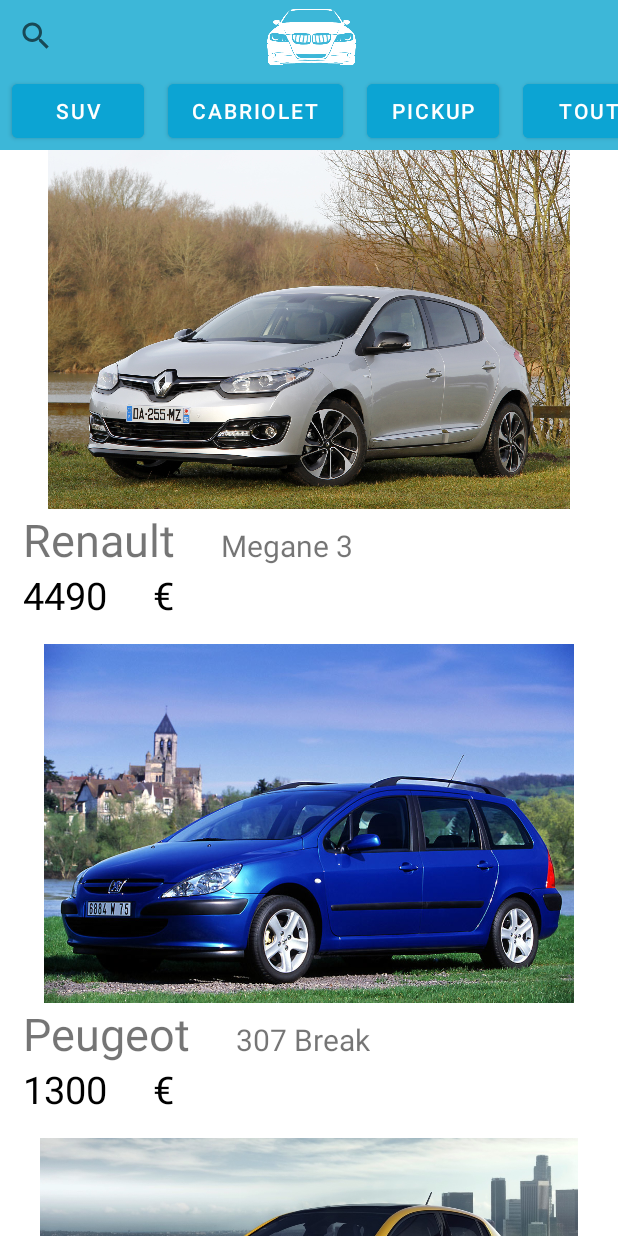
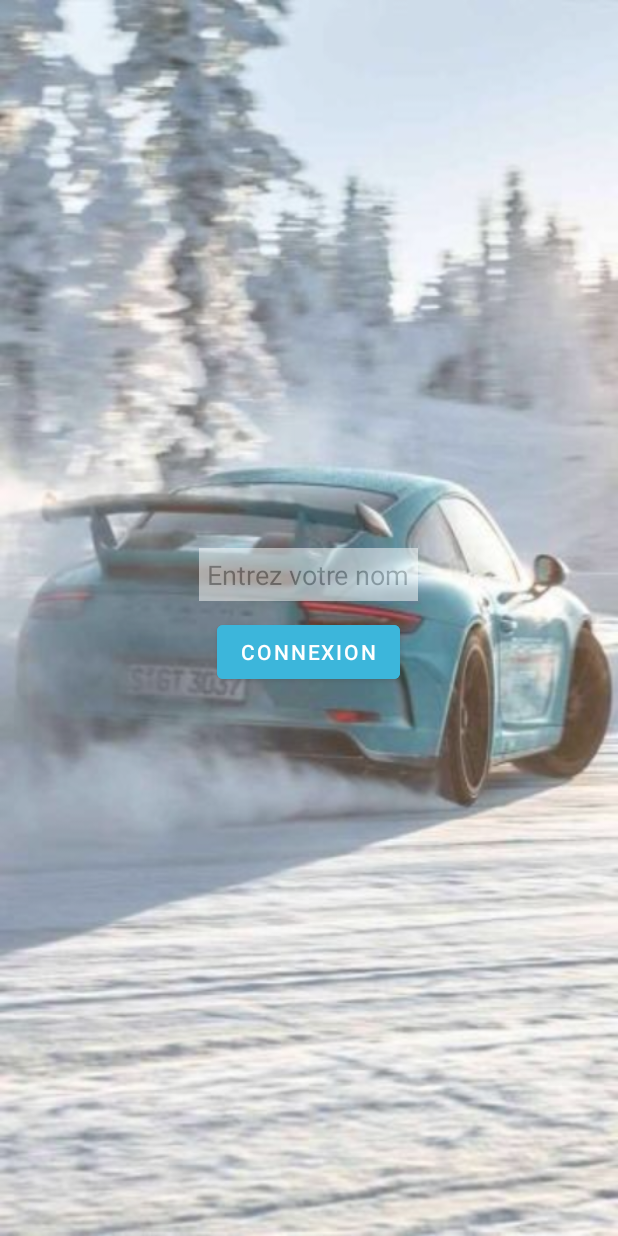
Before and after one commit to Maxowy27/Cars-Project-Android, an Android app: the screen it shows after launch (MainActivity), on a phone screen of 412 x 824 dp. Run offline under Robolectric (Android 15) with nearby library versions, the phone set to English and light mode, and no system bars.

Commit message:
page connexion

```diff
--- a/app/src/main/AndroidManifest.xml
+++ b/app/src/main/AndroidManifest.xml
@@ -16,6 +16,7 @@
         <activity android:name=".CabrioletActivity"/>
         <activity android:name=".PickupActivity"/>
         <activity android:name=".AllActivity"/>
+        <activity android:name=".NouveauteActivity"/>
 
         <activity
             android:name=".MainActivity"
--- a/app/src/main/assets/nouveaute.json
+++ b/app/src/main/assets/nouveaute.json
@@ -63,7 +63,7 @@
         "gearbox": "Manuelle",
         "energy": "Essence",
         "price": "2200",
-        "photo": "nouveaute6"
+        "photo": "nouveaute6r"
     },
     {
         "id": "7",
--- a/app/src/main/java/com/example/voiture/AllActivity.java
+++ b/app/src/main/java/com/example/voiture/AllActivity.java
@@ -32,7 +32,7 @@ public class AllActivity extends AppCompatActivity {
 
 
         findViewById(R.id.buttonNouveaute).setOnClickListener(click -> {
-            Intent intent = new Intent(this, MainActivity.class);
+            Intent intent = new Intent(this, NouveauteActivity.class);
             startActivity(intent);
         });
 
--- a/app/src/main/java/com/example/voiture/CabrioletActivity.java
+++ b/app/src/main/java/com/example/voiture/CabrioletActivity.java
@@ -29,7 +29,7 @@ public class CabrioletActivity extends AppCompatActivity {
         listView.setAdapter(adapterC);
 
         findViewById(R.id.buttonNouveaute).setOnClickListener(click -> {
-            Intent intent = new Intent(this, MainActivity.class);
+            Intent intent = new Intent(this, NouveauteActivity.class);
             startActivity(intent);
         });
 
--- a/app/src/main/java/com/example/voiture/MainActivity.java
+++ b/app/src/main/java/com/example/voiture/MainActivity.java
@@ -1,101 +1,29 @@
 package com.example.voiture;
 
-import androidx.appcompat.app.AppCompatActivity;
-import androidx.appcompat.widget.SearchView;
-
-import android.content.Context;
 import android.content.Intent;
 import android.os.Bundle;
-import android.widget.ListView;
+import android.widget.EditText;
 import android.widget.Toast;
 
-import java.util.ArrayList;
-import java.util.List;
+import androidx.appcompat.app.AppCompatActivity;
 
-public class MainActivity extends AppCompatActivity implements ClickableActivity {
+public class MainActivity extends AppCompatActivity {
 
-    private ListCar listN;
-    private CarListAdapter adapterN;
-    private ListView listView;
     @Override
     protected void onCreate(Bundle savedInstanceState) {
         super.onCreate(savedInstanceState);
-        setContentView(R.layout.activity_main);
+        setContentView(R.layout.activity_login);
 
-        AppCompatActivity activity = this;
-
-        //recup liste car nouveaute
-        listN = ListCar.getInstance();
-        listN.constructListNouveaute(this);
-
-        //recup liste car suv
-        //ListCar listS = ListCar.getInstance();
-        //listS.constructListSuv(this);
-
-        //recup liste car cabriolet
-        //ListCar listC = ListCar.getInstance();
-        //listC.constructListCabriolet(this);
-
-        //recup lsite car pick up
-        //ListCar listP = ListCar.getInstance();
-        //listP.constructListPickup(this);
-
-        //adapters
-        adapterN = new CarListAdapter(this,listN,null);
-        //CarListAdapter adapterS = new CarListAdapter(this,listS);
-        //CarListAdapter adapterC = new CarListAdapter(this,listC);
-        //CarListAdapter adapterP = new CarListAdapter(this,listP);
-
-        listView = (ListView) findViewById(R.id.car_listview);
-
-        listView.setAdapter(adapterN);
-
-        findViewById(R.id.buttonSuv).setOnClickListener(click -> {
-            Intent intent = new Intent(this, SuvActivity.class);
-            startActivity(intent);
-        });
-
-        findViewById(R.id.buttonCabriolet).setOnClickListener(click -> {
-            Intent intent = new Intent(this, CabrioletActivity.class);
-            startActivity(intent);
-        });
-
-        findViewById(R.id.buttonPickUp).setOnClickListener(click -> {
-            Intent intent = new Intent(this, PickupActivity.class);
-            startActivity(intent);
-        });
-
-        findViewById(R.id.buttonAll).setOnClickListener(click -> {
-            Intent intent = new Intent(this, AllActivity.class);
-            startActivity(intent);
-        });
-
-        initSearchWidgets();
-    }
-
-    private void initSearchWidgets(){
-        SearchView searchView = findViewById(R.id.search_box);
-        searchView.setOnQueryTextListener(new SearchView.OnQueryTextListener() {
-            @Override
-            public boolean onQueryTextSubmit(String query) {
-                return false;
+        findViewById(R.id.start).setOnClickListener(click -> {
+            String value = ((EditText)findViewById(R.id.name)).getText()+"";
+            if (value.length() !=0){
+                Intent intent = new Intent(this, NouveauteActivity.class);
+                intent.putExtra("name",value);
+                startActivity(intent);
             }
-
-            @Override
-            public boolean onQueryTextChange(String newText) {
-                adapterN.filterNouveaute(newText);
-                adapterN.notifyDataSetChanged();
-                return false;
+            else {
+                Toast.makeText(getApplicationContext(), "Saisir un nom SVP", Toast.LENGTH_SHORT).show();
             }
         });
     }
-    @Override
-    public void onClickCar(Car item) {
-
-    }
-
-    @Override
-    public Context getContext() {
-        return null;
-    }
 }
--- a/app/src/main/java/com/example/voiture/PickupActivity.java
+++ b/app/src/main/java/com/example/voiture/PickupActivity.java
@@ -28,7 +28,7 @@ public class PickupActivity extends AppCompatActivity {
         listView.setAdapter(adapterP);
 
         findViewById(R.id.buttonNouveaute).setOnClickListener(click -> {
-            Intent intent = new Intent(this, MainActivity.class);
+            Intent intent = new Intent(this, NouveauteActivity.class);
             startActivity(intent);
         });
 
--- a/app/src/main/java/com/example/voiture/SuvActivity.java
+++ b/app/src/main/java/com/example/voiture/SuvActivity.java
@@ -7,8 +7,6 @@ import android.widget.ListView;
 
 import androidx.appcompat.app.AppCompatActivity;
 import androidx.appcompat.widget.SearchView;
-
-import java.util.ArrayList;
 
 public class SuvActivity extends AppCompatActivity implements ClickableActivity{
 
@@ -32,7 +30,7 @@ public class SuvActivity extends AppCompatActivity implements ClickableActivity{
         listView.setAdapter(adapterS);
 
         findViewById(R.id.buttonNouveaute).setOnClickListener(click -> {
-            Intent intent = new Intent(this, MainActivity.class);
+            Intent intent = new Intent(this, NouveauteActivity.class);
             startActivity(intent);
         });
 
--- /dev/null
+++ b/app/src/main/res/layout/activity_login.xml
@@ -0,0 +1,35 @@
+<?xml version="1.0" encoding="utf-8"?>
+<LinearLayout xmlns:android="http://schemas.android.com/apk/res/android"
+    xmlns:app="http://schemas.android.com/apk/res-auto"
+    xmlns:tools="http://schemas.android.com/tools"
+    android:layout_width="match_parent"
+    android:layout_height="match_parent"
+    android:alpha="0.8"
+    android:background="@drawable/voiturefond2"
+    tools:context=".NouveauteActivity"
+    android:orientation="vertical"
+    android:gravity="center">
+
+
+    <EditText
+        android:id="@+id/name"
+        android:layout_width="wrap_content"
+        android:layout_height="wrap_content"
+        android:inputType="textPersonName"
+        android:hint="Entrez votre nom"
+        android:background="@color/white"
+        android:padding="5dp"
+        android:alpha="0.5"/>
+
+
+    <Button
+        android:id="@+id/start"
+        android:layout_width="wrap_content"
+        android:layout_height="wrap_content"
+        android:text="Connexion"
+        android:layout_marginTop="10dp"
+        android:backgroundTint="#0CA4D3"/>
+
+
+
+</LinearLayout>
--- a/app/src/main/res/layout/activity_main.xml
+++ b/app/src/main/res/layout/activity_main.xml
@@ -4,7 +4,7 @@
     xmlns:tools="http://schemas.android.com/tools"
     android:layout_width="match_parent"
     android:layout_height="match_parent"
-    tools:context=".MainActivity"
+    tools:context=".NouveauteActivity"
     android:orientation="vertical">
 
 
```
Also changed, not shown: app/src/main/java/com/example/voiture/AccountActivity.java (added, +15 -0 lines), app/src/main/java/com/example/voiture/NouveauteActivity.java (added, +97 -0 lines), app/src/main/res/layout/activity_account.xml (added, +90 -0 lines), 154 other files.
